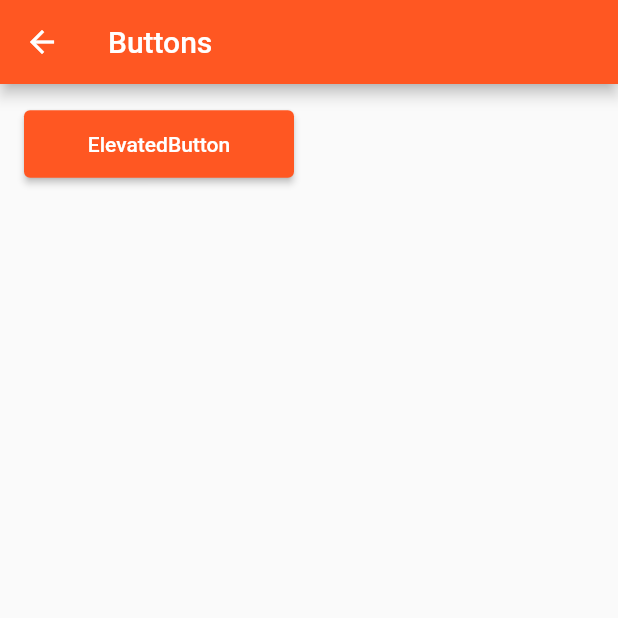
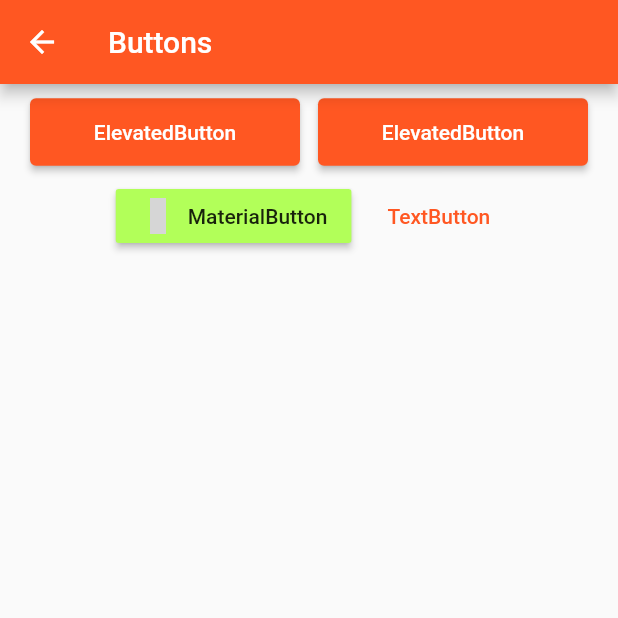
Before and after one commit to freemancho1/flutter_samples, a Flutter app: the ButtonsApp screen opened by its route, on a phone screen of 412 x 824 dp, the top half of it. Run offline on Flutter 3.47's test engine with Material 2 defaults, Android fonts, the phone set to English and light mode, and no system bars; our stand-ins replace auto_size_text, file_picker, flutter_layout_grid, flutter_riverpod, geolocator, go_router and 3 more; missing offline and left inert: fluent_ui; accounts and stored records are empty; grey boxes are pictures that could not be loaded.

Commit message:
20230407.1819

```diff
--- a/lib/samples/basic/etc/buttons.dart
+++ b/lib/samples/basic/etc/buttons.dart
@@ -1,4 +1,5 @@
 import 'package:flutter/material.dart';
+import 'package:material_design_icons_flutter/material_design_icons_flutter.dart';
 
 class ButtonsApp extends StatelessWidget {
   const ButtonsApp({Key? key}) : super(key: key);
@@ -7,31 +8,119 @@ class ButtonsApp extends StatelessWidget {
   Widget build(BuildContext context) => Scaffold(
     appBar: AppBar(title: const Text('Buttons'),),
     body: SingleChildScrollView(
-      padding: const EdgeInsets.all(16),
+      padding: const EdgeInsets.all(8),
       child: Column(
         mainAxisAlignment: MainAxisAlignment.center,
-        crossAxisAlignment: CrossAxisAlignment.stretch,
         children: [
           Row(
+            mainAxisAlignment: MainAxisAlignment.spaceEvenly,
             children: [
+              /// 자체 클릭 애니메이션이 적용됨
               ElevatedButton(
                 onLongPress: () {},
                 onPressed: () => ScaffoldMessenger.of(context)
                   .showSnackBar(const SnackBar(
-                    content: Text('Elevated Button Click',),
+                    /// SnackBar의 크기를 조정하고 싶을 때
+                    content: SizedBox(
+                      height: 100,
+                      /// 높이 중앙정렬
+                      child: Center(
+                        child: Text(
+                          'Elevated Button Click',
+                          /// 폭 중앙정렬
+                          textAlign: TextAlign.center,
+                        ),
+                      ),
+                    ),
+                    /// 일반적인 SnackBar
+                    // content: Text(
+                    //   'Elevated Button Click',
+                    //   /// Text를 SnackBar 중앙에 배치함
+                    //   textAlign: TextAlign.center,
+                    // ),
                     duration: Duration(seconds: 1),
+                    backgroundColor: Colors.deepOrange,
+                  )
+                ),
+                style: ElevatedButton.styleFrom(
+                  /// 크기는 min/maxSize를 지정할 수 있으며, 고정할 수도 있음
+                  /// 가급적 min/maxSize 이용
+                  /// fixedSize: const Size(200, 50),
+                  minimumSize: const Size(180, 45),
+                  /// 자체 제공하는 애니메이션의 지속시간(별 차이 없어 보임)
+                  animationDuration: const Duration(seconds: 5),
+                ),
+                child: const Text('ElevatedButton'),
+              ),
+              /// 중간에 공간없이 MainAxisAlignment.spaceEvenly 이용해 분리
+              ElevatedButton(
+                onLongPress: () {},
+                onPressed: () => ScaffoldMessenger.of(context)
+                    .showSnackBar(const SnackBar(
+                  /// SnackBar의 크기를 조정하고 싶을 때
+                  content: SizedBox(
+                    height: 100,
+                    child: Center(
+                      child: Text(
+                        'Elevated Button Click',
+                        textAlign: TextAlign.center,
+                      ),
+                    ),
+                  ),
+                  /// 일반적인 SnackBar
+                  // content: Text(
+                  //   'Elevated Button Click',
+                  //   /// Text를 SnackBar 중앙에 배치함
+                  //   textAlign: TextAlign.center,
+                  // ),
+                  duration: Duration(seconds: 1),
+                  backgroundColor: Colors.deepOrange,
                 )),
                 style: ElevatedButton.styleFrom(
                   /// 크기는 min/maxSize를 지정할 수 있으며, 고정할 수도 있음
                   /// 가급적 min/maxSize 이용
                   /// fixedSize: const Size(200, 50),
                   minimumSize: const Size(180, 45),
+                  /// 자체 제공하는 애니메이션의 지속시간(별 차이 없어 보임)
                   animationDuration: const Duration(seconds: 5),
                 ),
                 child: const Text('ElevatedButton'),
               ),
             ]
           ),
+          const SizedBox(height: 8,),
+          Row(
+            mainAxisAlignment: MainAxisAlignment.center,
+            children: [
+              /// 자체 애니메이션이 있는데 ElevatedButton보다 못함
+              MaterialButton(
+                onPressed: () {
+                  ScaffoldMessenger.of(context).showSnackBar(const SnackBar(
+                    content: Text('Material Button Click'),
+                  ));
+                },
+                color: Colors.lightGreenAccent,
+                /// 자체 Icon을 넣을 순 없음(Icon을 넣고 싶으면 이런식으로 놓으면 됨)
+                child: Row(
+                  mainAxisAlignment: MainAxisAlignment.center,
+                  children: const [
+                    Icon(MdiIcons.iceCream),
+                    SizedBox(width: 8,),
+                    Text('MaterialButton')
+                  ],
+                )
+              ),
+              const SizedBox(width: 16,),
+              TextButton(
+                onPressed: () => ScaffoldMessenger.of(context)
+                  .showSnackBar(const SnackBar(
+                    content: Text('Text Button Click.')
+                )),
+                child: const Text('TextButton')
+              ),
+            ],
+          ),
+          const SizedBox(height: 8,)
         ],
       ),
     )
--- a/lib/samples/utils/geo/get_position/get_location.dart
+++ b/lib/samples/utils/geo/get_position/get_location.dart
@@ -100,11 +100,12 @@ class Location {
     try {
       /// 권한을 사용자에게 묻기 위해 사용하며,
       /// 프로그램에서 별도 저장할 필요없이 시스템이 자동으로 관리함
-      LocationPermission permission = await Geolocator.requestPermission();
+      // LocationPermission permission = await Geolocator.requestPermission();
       // debugPrint('Permission: $permission');
       // debugPrint('Permission(index): ${permission.index}');
       // debugPrint('Permission(name): ${permission.name}');
       // debugPrint('Permission(toString): ${permission.toString()}');
+      await Geolocator.requestPermission();
 
       Position position = await Geolocator.getCurrentPosition(
         /// 정확도
```
